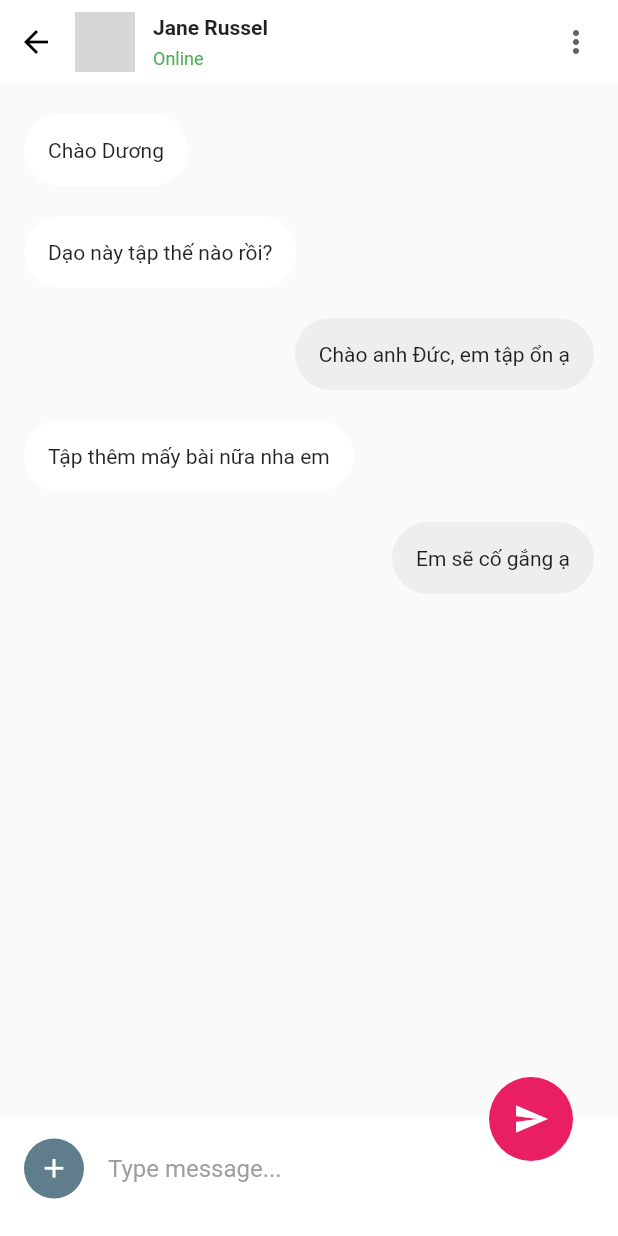
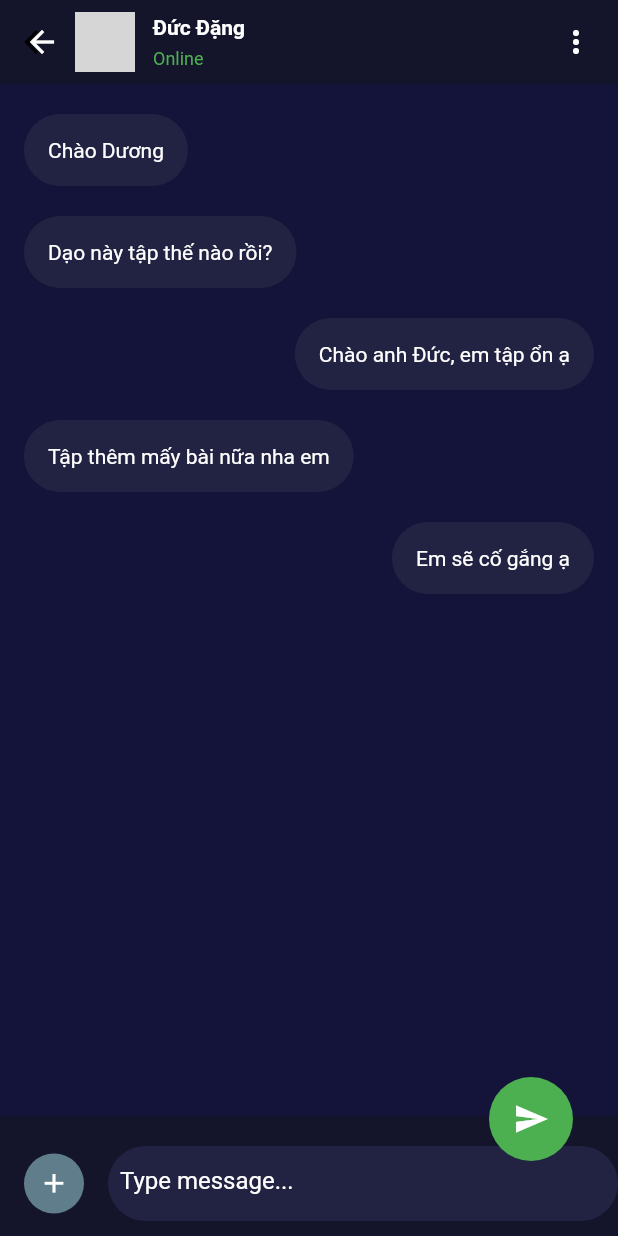
Before and after one commit to Phat1811/HCI, a Flutter app: the ChatDetailPage screen opened directly, on a phone screen of 412 x 824 dp. Run offline on Flutter 3.47's test engine with Material 2 defaults, Android fonts, the light colour scheme and no system bars; our stand-ins replace table_calendar; grey boxes are pictures that could not be loaded.

Commit message:
done cus

```diff
--- a/lib/views/chat_bubble.dart
+++ b/lib/views/chat_bubble.dart
@@ -14,6 +14,7 @@ class _ChatBubbleState extends State<ChatBubble> {
   @override
   Widget build(BuildContext context) {
     return Container(
+      color: Color(0xff14143a),
       padding: EdgeInsets.only(left: 16, right: 16, top: 10, bottom: 10),
       child: Align(
         alignment: (widget.chatMessage.type == MessageType.Receiver
@@ -23,11 +24,11 @@ class _ChatBubbleState extends State<ChatBubble> {
           decoration: BoxDecoration(
             borderRadius: BorderRadius.circular(30),
             color: (widget.chatMessage.type == MessageType.Receiver
-                ? Colors.white
-                : Colors.grey.shade200),
+                ? Color(0xff222242)
+                : Color(0xff222242)),
           ),
           padding: EdgeInsets.all(16),
-          child: Text(widget.chatMessage.message),
+          child: Text(widget.chatMessage.message, style: TextStyle(color: Colors.white),),
         ),
       ),
     );
--- a/lib/views/chat_detail_page_appbar.dart
+++ b/lib/views/chat_detail_page_appbar.dart
@@ -6,9 +6,13 @@ class ChatDetailPageAppBar extends StatelessWidget
   @override
   Widget build(BuildContext context) {
     return AppBar(
+      leading: Icon(
+          Icons.arrow_back,
+          color: Colors.white,
+        ),
       elevation: 0,
       automaticallyImplyLeading: false,
-      backgroundColor: Colors.white,
+      backgroundColor: Color(0xff14142b),
       flexibleSpace: SafeArea(
         child: Container(
           padding: EdgeInsets.only(right: 16),
@@ -39,8 +43,8 @@ class ChatDetailPageAppBar extends StatelessWidget
                   mainAxisAlignment: MainAxisAlignment.center,
                   children: <Widget>[
                     Text(
-                      "Jane Russel",
-                      style: TextStyle(fontWeight: FontWeight.w600),
+                      "Đức Đặng",
+                      style: TextStyle(fontWeight: FontWeight.w600, color: Colors.white),
                     ),
                     SizedBox(
                       height: 6,
@@ -54,7 +58,7 @@ class ChatDetailPageAppBar extends StatelessWidget
               ),
               Icon(
                 Icons.more_vert,
-                color: Colors.grey.shade700,
+                color: Colors.white,
               ),
             ],
           ),
--- a/lib/views/message_page.dart
+++ b/lib/views/message_page.dart
@@ -28,7 +28,9 @@ class _ChatDetailPageState extends State<ChatDetailPage> {
   Widget build(BuildContext context) {
     return Scaffold(
       appBar: ChatDetailPageAppBar(),
-      body: Stack(
+      body: Container(
+        color: Color(0xff14143a),
+        child: Stack(
           children: <Widget>[
             ListView.builder(
               itemCount: chatMessage.length,
@@ -44,10 +46,10 @@ class _ChatDetailPageState extends State<ChatDetailPage> {
             Align(
               alignment: Alignment.bottomLeft,
               child: Container(
-              padding: EdgeInsets.only(left: 16, bottom: 10),
+                padding: EdgeInsets.only(left: 16, bottom: 10,top: 20),
                 height: 80,
                 width: double.infinity,
-              color: Colors.white,
+                color: Color(0xff14142b),
                 child: Row(
                   children: <Widget>[
                     GestureDetector(
@@ -72,11 +74,18 @@ class _ChatDetailPageState extends State<ChatDetailPage> {
                       width: 16,
                     ),
                     Expanded(
+                      child: Container(
+                        padding: EdgeInsets.all(8),
+                        decoration: BoxDecoration(
+                          color: Color(0xff222242),
+                          borderRadius: BorderRadius.circular(25),
+                        ),
                         child: TextField(
                           decoration: InputDecoration(
                               hintText: "Type message...",
-                          hintStyle: TextStyle(color: Colors.grey.shade500),
+                              hintStyle: TextStyle(color: Colors.white),
                               border: InputBorder.none),
+                        ),
                       ),
                     ),
                   ],
@@ -93,13 +102,14 @@ class _ChatDetailPageState extends State<ChatDetailPage> {
                     Icons.send,
                     color: Colors.white,
                   ),
-                backgroundColor: Colors.pink,
+                  backgroundColor: Colors.green,
                   elevation: 0,
                 ),
               ),
             )
           ],
         ),
+      ),
     );
   }
 }
```
Also changed, not shown: lib/views/chat_page.dart (+25 -9 lines). Lines whose indentation alone changed are shown as unchanged.
